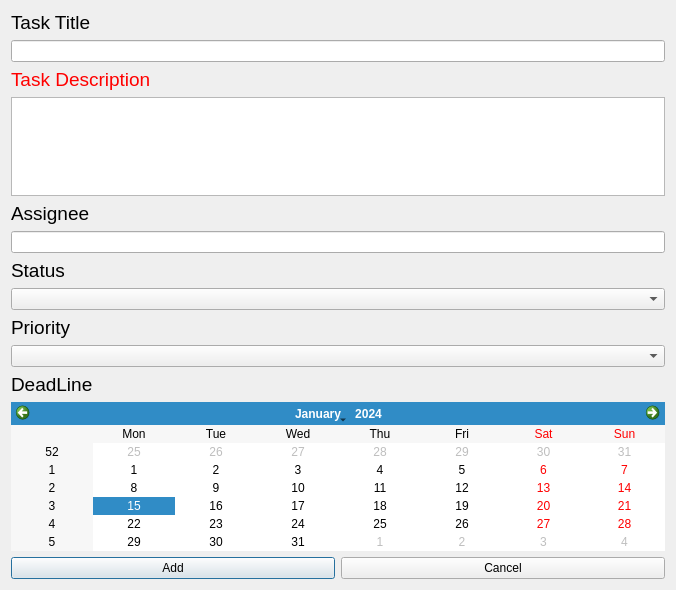
Above: add_tasks.ui from Lev18/TaskOpium before the change. Below: the same form after it.
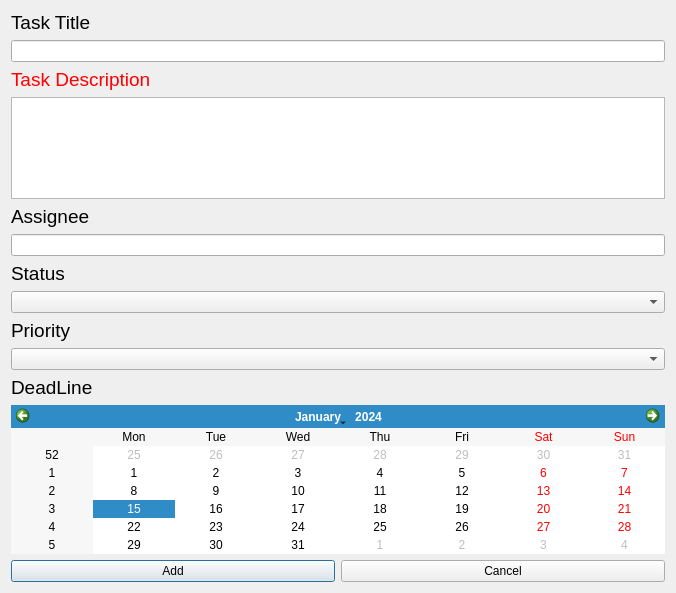
That is the form after the change.

The edit to the form file:
```diff
--- a/add_tasks.ui
+++ b/add_tasks.ui
@@ -7,7 +7,7 @@
     <x>0</x>
     <y>0</y>
     <width>676</width>
-    <height>590</height>
+    <height>593</height>
    </rect>
   </property>
   <property name="windowTitle">
```
